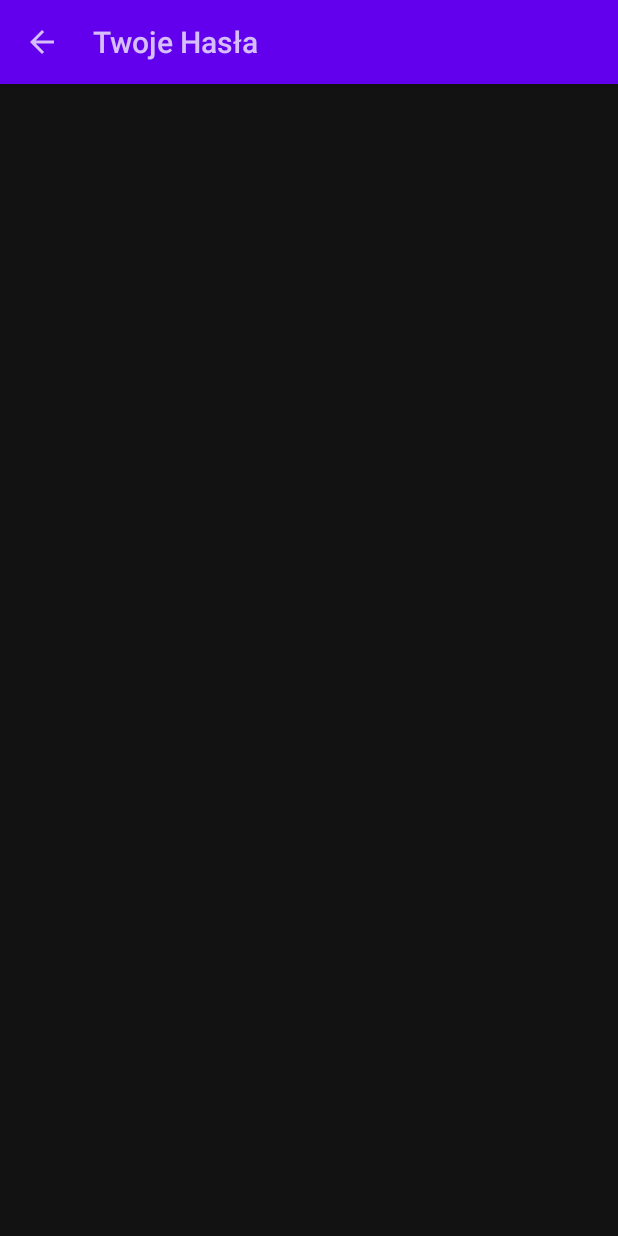
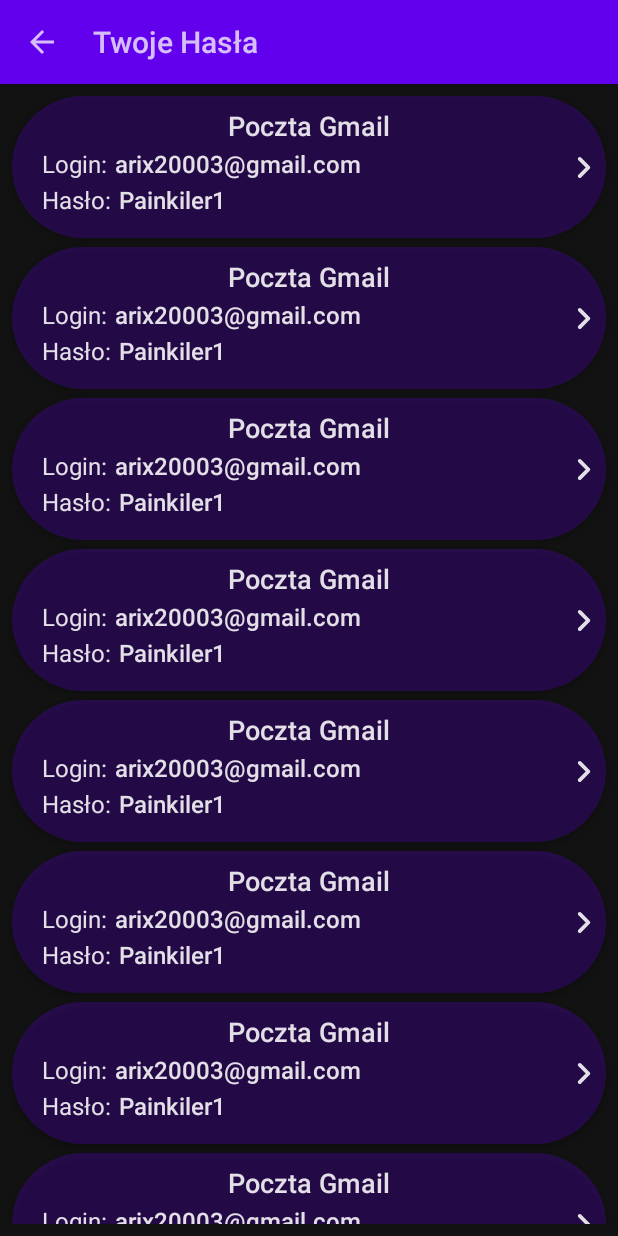
Before and after one commit to arix2000/PasswordSaver, an Android app built with Jetpack Compose: the passwordList screen opened through its navigation route, on a phone screen of 412 x 824 dp. Run offline under Robolectric (Android 15) with nearby library versions, the phone set to English and light mode, and no system bars; our stand-ins replace Room's generated code.

Commit message:
add passwords list and logic

```diff
--- a/app/src/main/java/com/password/saver/MyPasswordsActivity.kt
+++ b/app/src/main/java/com/password/saver/MyPasswordsActivity.kt
@@ -20,7 +20,8 @@
 import androidx.navigation.compose.rememberNavController
 import com.password.saver.features.loginscreen.ui.LoginFragment
 import com.password.saver.features.loginscreen.ui.LoginScreen
-import com.password.saver.features.passwordlist.PasswordListFragment
+import com.password.saver.features.passwordlist.ui.PasswordDetails
+import com.password.saver.features.passwordlist.ui.PasswordsFragment
 
 
 class MyPasswordsActivity : ComponentActivity() {
@@ -43,13 +44,20 @@
         ) {
             NavHost(navController = navController, startDestination = ROUTE_LOGIN_FRAGMENT) {
                 composable(ROUTE_LOGIN_FRAGMENT) {
-                    LoginFragment(navController); shouldShowBackButton = false
+                    LoginFragment(navController)
+                    shouldShowBackButton = false
                 }
                 composable(ROUTE_PASSWORD_LIST) {
-                    PasswordListFragment(); shouldShowBackButton = true
+                    PasswordsFragment(navController)
+                    shouldShowBackButton = true
                 }
                 composable(ROUTE_LOGIN_SCREEN) {
-                    LoginScreen(navController); shouldShowBackButton = false
+                    LoginScreen(navController)
+                    shouldShowBackButton = false
+                }
+                composable(ROUTE_PASSWORD_DETAILS) {
+                    PasswordDetails()
+                    shouldShowBackButton = true
                 }
             }
         }
@@ -87,5 +95,6 @@
         const val ROUTE_LOGIN_FRAGMENT = "loginFragment"
         const val ROUTE_PASSWORD_LIST = "passwordList"
         const val ROUTE_LOGIN_SCREEN = "loginScreen"
+        const val ROUTE_PASSWORD_DETAILS = "passwordDetails"
     }
 }
--- a/app/src/main/java/com/password/saver/database/AppDatabase.kt
+++ b/app/src/main/java/com/password/saver/database/AppDatabase.kt
@@ -9,29 +9,22 @@
 
 @Database(entities = [Password::class], version = 1)
 abstract class AppDatabase : RoomDatabase() {
-    abstract val passwordDao: PasswordDao
+    abstract fun passwordDao(): PasswordDao
 
     companion object {
-        private var INSTANCE: AppDatabase? = null
+        @Volatile
+        private var instance: AppDatabase? = null
 
         fun getInstance(context: Context): AppDatabase {
-            synchronized(this)
-            {
-                var instance = INSTANCE
-                if (instance == null) {
-
-                    instance = Room.databaseBuilder(
-                        context.applicationContext,
-                        AppDatabase::class.java, "appDatabase.db")
-                        .fallbackToDestructiveMigration()
-                        .build()
-
-                    INSTANCE = instance
-                }
-
-                return instance
+            return instance ?: synchronized(this) {
+                instance ?: Room.databaseBuilder(
+                    context,
+                    AppDatabase::class.java,
+                    "app_database"
+                )
+                    .build()
+                    .also { instance = it }
             }
-
         }
     }
 }
--- a/app/src/main/java/com/password/saver/database/dao/PasswordDao.kt
+++ b/app/src/main/java/com/password/saver/database/dao/PasswordDao.kt
@@ -1,19 +1,17 @@
 package com.password.saver.database.dao
 
-import androidx.room.Dao
-import androidx.room.Delete
-import androidx.room.Insert
-import androidx.room.Query
+import androidx.room.*
 import com.password.saver.models.Password
+import kotlinx.coroutines.flow.Flow
 
 @Dao
 interface PasswordDao {
-    @Insert
-    fun insert(password: Password)
+    @Insert()
+    suspend fun insert(password: Password)
 
     @Delete
-    fun delete(password: Password)
+    suspend fun delete(password: Password)
 
     @Query("SELECT * FROM password")
-    fun getAllPasswords(): List<Password>
+    fun getAllPasswords(): Flow<List<Password>>
 }
--- a/app/src/main/java/com/password/saver/di/DatabaseModule.kt
+++ b/app/src/main/java/com/password/saver/di/DatabaseModule.kt
@@ -7,5 +7,5 @@
 
     single { AppDatabase.getInstance(get()) }
 
-    single { get<AppDatabase>().passwordDao }
+    single { get<AppDatabase>().passwordDao() }
 }
--- a/app/src/main/java/com/password/saver/di/RepositoryModule.kt
+++ b/app/src/main/java/com/password/saver/di/RepositoryModule.kt
@@ -1,8 +1,11 @@
 package com.password.saver.di
 
 import com.password.saver.repositories.LoginRepository
+import com.password.saver.repositories.PasswordsRepository
 import org.koin.dsl.module
 
 val repositoryModule = module {
     single { LoginRepository(get()) }
+
+    single { PasswordsRepository(get()) }
 }
--- a/app/src/main/java/com/password/saver/di/ViewModelModule.kt
+++ b/app/src/main/java/com/password/saver/di/ViewModelModule.kt
@@ -1,9 +1,13 @@
 package com.password.saver.di
 
 import com.password.saver.features.loginscreen.LoginViewModel
+import com.password.saver.features.passwordlist.PasswordsViewModel
 import org.koin.androidx.viewmodel.dsl.viewModel
 import org.koin.dsl.module
 
 val viewModelModule = module {
+
     viewModel { LoginViewModel(get()) }
+
+    viewModel { PasswordsViewModel(get()) }
 }
--- a/app/src/main/java/com/password/saver/features/passwordlist/PasswordListFragment.kt
+++ /dev/null
@@ -1,17 +0,0 @@
-package com.password.saver.features.passwordlist
-
-import androidx.compose.foundation.layout.fillMaxSize
-import androidx.compose.material.Surface
-import androidx.compose.runtime.Composable
-import androidx.compose.ui.Modifier
-import com.password.saver.ui.theme.PasswordSaverTheme
-
-@Composable
-fun PasswordListFragment() {
-    PasswordSaverTheme {
-        Surface(
-            modifier = Modifier.fillMaxSize()
-        ) {
-        }
-    }
-}
--- /dev/null
+++ b/app/src/main/java/com/password/saver/features/passwordlist/PasswordsViewModel.kt
@@ -0,0 +1,21 @@
+package com.password.saver.features.passwordlist
+
+import androidx.lifecycle.ViewModel
+import com.password.saver.models.Password
+import com.password.saver.repositories.PasswordsRepository
+import kotlinx.coroutines.flow.Flow
+
+class PasswordsViewModel(private val repository: PasswordsRepository): ViewModel() {
+
+    fun delete(password: Password) {
+        repository.delete(password)
+    }
+
+    fun insert(password: Password) {
+        repository.insert(password)
+    }
+
+    fun getPasswords(): Flow<List<Password>> {
+        return repository.getPasswords()
+    }
+}
--- /dev/null
+++ b/app/src/main/java/com/password/saver/features/passwordlist/ui/ListItemPassword.kt
@@ -0,0 +1,76 @@
+package com.password.saver.features.passwordlist.ui
+
+import androidx.compose.foundation.clickable
+import androidx.compose.foundation.layout.*
+import androidx.compose.foundation.shape.CircleShape
+import androidx.compose.material.*
+import androidx.compose.material.Surface
+import androidx.compose.material.icons.Icons
+import androidx.compose.material.icons.rounded.KeyboardArrowRight
+import androidx.compose.runtime.Composable
+import androidx.compose.ui.Alignment
+import androidx.compose.ui.Modifier
+import androidx.compose.ui.graphics.Color
+import androidx.compose.ui.res.stringResource
+import androidx.compose.ui.text.font.FontWeight
+import androidx.compose.ui.text.style.TextOverflow
+import androidx.compose.ui.unit.dp
+import androidx.compose.ui.unit.sp
+import com.password.saver.R
+import com.password.saver.models.Password
+import com.password.saver.ui.theme.VioletDark
+
+@Composable
+fun ListItemPassword(password: Password, onClick: () -> Unit) {
+    Box {
+        Card(
+            backgroundColor = VioletDark,
+            shape = CircleShape,
+            contentColor = Color.White,
+            elevation = 2.dp,
+            modifier = Modifier.fillMaxWidth().clickable {
+                onClick()
+            }
+            ) {
+
+            Column(Modifier.padding(horizontal = 20.dp, vertical = 10.dp)) {
+                Text(
+                    text = password.title,
+                    maxLines = 1,
+                    overflow = TextOverflow.Ellipsis,
+                    fontSize = 18.sp,
+                    fontWeight = FontWeight.SemiBold,
+                    modifier = Modifier.align(Alignment.CenterHorizontally)
+                )
+                Spacer(modifier = Modifier.height(5.dp))
+                Row {
+                    Text(text = stringResource(R.string.login_with_colon))
+                    Spacer(modifier = Modifier.width(5.dp))
+                    Text(
+                        text = password.login,
+                        maxLines = 1,
+                        overflow = TextOverflow.Ellipsis,
+                        fontWeight = FontWeight.W500,
+                    )
+                }
+                Spacer(modifier = Modifier.height(5.dp))
+                Row {
+                    Text(text = stringResource(R.string.password_with_colon))
+                    Spacer(modifier = Modifier.width(5.dp))
+                    Text(
+                        text = password.password,
+                        maxLines = 1,
+                        overflow = TextOverflow.Ellipsis,
+                        fontWeight = FontWeight.W500,
+                    )
+                }
+                Spacer(modifier = Modifier.height(5.dp))
+            }
+        }
+        Icon(
+            imageVector = Icons.Rounded.KeyboardArrowRight,
+            contentDescription = "nextButton",
+            modifier = Modifier.size(30.dp).align(Alignment.CenterEnd)
+        )
+    }
+}
--- /dev/null
+++ b/app/src/main/java/com/password/saver/features/passwordlist/ui/PasswordDetails.kt
@@ -0,0 +1,23 @@
+package com.password.saver.features.passwordlist.ui
+
+import androidx.compose.foundation.layout.Arrangement
+import androidx.compose.foundation.layout.Column
+import androidx.compose.material.Text
+import androidx.compose.runtime.Composable
+import androidx.compose.ui.Alignment
+import androidx.compose.ui.tooling.preview.Preview
+import androidx.compose.ui.unit.dp
+import com.password.saver.models.Password
+
+@Preview
+@Composable
+fun PasswordDetails(password: Password = Password("Poczta Gmail", "arix20003@gmail.com", "Painkiler1")) {
+
+    Column(
+        horizontalAlignment = Alignment.CenterHorizontally,
+        verticalArrangement = Arrangement.spacedBy(14.dp)
+    ) {
+        Text(text = "Tytuł")
+        Text(text = password.title)
+    }
+}
--- /dev/null
+++ b/app/src/main/java/com/password/saver/features/passwordlist/ui/PasswordFragment.kt
@@ -0,0 +1,21 @@
+package com.password.saver.features.passwordlist.ui
+
+import androidx.compose.runtime.Composable
+import androidx.compose.runtime.collectAsState
+import androidx.compose.runtime.getValue
+import androidx.navigation.NavController
+import com.password.saver.features.passwordlist.PasswordsViewModel
+import com.password.saver.ui.theme.PasswordSaverTheme
+import org.koin.androidx.compose.getViewModel
+
+
+@Composable
+fun PasswordsFragment(navController: NavController) {
+    val passwordsViewModel = getViewModel<PasswordsViewModel>()
+    val passwords by passwordsViewModel.getPasswords().collectAsState(initial = listOf())
+
+    PasswordSaverTheme {
+        PasswordList(passwords, navController)
+
+    }
+}
--- /dev/null
+++ b/app/src/main/java/com/password/saver/features/passwordlist/ui/PasswordList.kt
@@ -0,0 +1,40 @@
+package com.password.saver.features.passwordlist.ui
+
+import androidx.compose.foundation.layout.*
+import androidx.compose.foundation.lazy.LazyColumn
+import androidx.compose.material.Surface
+import androidx.compose.runtime.Composable
+import androidx.compose.ui.Modifier
+import androidx.compose.ui.unit.dp
+import androidx.navigation.NavController
+import com.password.saver.MyPasswordsActivity.Companion.ROUTE_PASSWORD_DETAILS
+import com.password.saver.models.Password
+
+@Composable
+fun PasswordList(passwords: List<Password>, navController: NavController) {
+    Surface(modifier = Modifier.fillMaxSize()) {
+        LazyColumn(
+            verticalArrangement = Arrangement.spacedBy(6.dp),
+            modifier = Modifier.padding(8.dp)
+        ) {
+            items(10) {
+                ListItemPassword(
+                    password = Password(
+                        "Poczta Gmail",
+                        "arix20003@gmail.com",
+                        "Painkiler1"
+                    )
+                ) {
+                    openDetails(navController)
+                }
+            }
+            item {
+                Spacer(modifier = Modifier.height(100.dp))
+            }
+        }
+    }
+}
+
+fun openDetails(navController: NavController) {
+    navController.navigate(ROUTE_PASSWORD_DETAILS)
+}
--- /dev/null
+++ b/app/src/main/java/com/password/saver/repositories/PasswordsRepository.kt
@@ -0,0 +1,28 @@
+package com.password.saver.repositories
+
+import com.password.saver.database.dao.PasswordDao
+import com.password.saver.models.Password
+import kotlinx.coroutines.CoroutineScope
+import kotlinx.coroutines.Dispatchers
+import kotlinx.coroutines.flow.Flow
+import kotlinx.coroutines.launch
+
+class PasswordsRepository(private val dao: PasswordDao) {
+    private val ioScope = CoroutineScope(Dispatchers.IO)
+
+    fun delete(password: Password) {
+        ioScope.launch {
+            dao.delete(password)
+        }
+    }
+
+    fun insert(password: Password) {
+        ioScope.launch {
+            dao.insert(password)
+        }
+    }
+
+    fun getPasswords(): Flow<List<Password>> {
+        return dao.getAllPasswords()
+    }
+}
--- a/app/src/main/java/com/password/saver/ui/theme/Color.kt
+++ b/app/src/main/java/com/password/saver/ui/theme/Color.kt
@@ -5,3 +5,4 @@
 val ColorPrimary = Color(0xFF834CFF)
 val ColorPrimaryDark = Color(0xFF6200EE)
 val Teal200 = Color(0xFF03DAC5)
+val VioletDark = Color(0x416200EE)
--- a/app/src/main/res/values/strings.xml
+++ b/app/src/main/res/values/strings.xml
@@ -8,4 +8,6 @@
     <string name="empty_pools">Zostały puste pola</string>
     <string name="wrong_password">Nieprawidłowe hasło</string>
     <string name="next">Dalej</string>
+    <string name="login_with_colon">Login:</string>
+    <string name="password_with_colon">Hasło:</string>
 </resources>
```
Also changed, not shown: app/build.gradle (+6 -2 lines), app/src/main/java/com/password/saver/models/Password.kt (+4 -3 lines).
